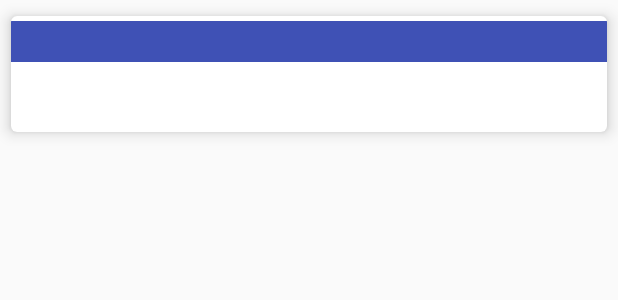
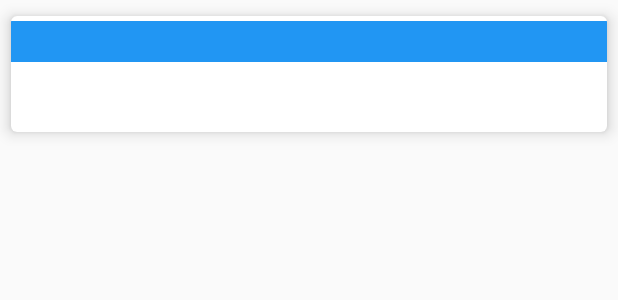
Before and after one commit to mrbublos/freedic, an Android app: the layout translation.xml on its own in the app's theme, with its tools: preview values and no code run, on a phone screen of 412 x 824 dp. Shown: the top 300 px of the screen. Run offline under Robolectric (Android 15) with nearby library versions, the phone set to English and light mode, and no system bars.

Commit message:
cardviewoverlap fixed

```diff
--- a/app/src/main/res/layout/activity_main.xml
+++ b/app/src/main/res/layout/activity_main.xml
@@ -56,12 +56,13 @@
     <androidx.recyclerview.widget.RecyclerView
         android:id="@+id/translations"
         android:layout_width="match_parent"
-        android:layout_height="wrap_content"
+        android:layout_height="0dp"
         android:layout_marginEnd="4dp"
         android:scrollbars="vertical"
         app:layout_constraintEnd_toEndOf="parent"
         app:layout_constraintHorizontal_bias="0.0"
         app:layout_constraintStart_toStartOf="parent"
+        app:layout_constraintBottom_toBottomOf="parent"
         app:layout_constraintTop_toBottomOf="@id/guideline" />
 
     <ProgressBar
--- a/app/src/main/res/layout/translation.xml
+++ b/app/src/main/res/layout/translation.xml
@@ -23,7 +23,7 @@
             app:layout_constraintStart_toStartOf="parent"
             app:layout_constraintTop_toTopOf="parent"
             app:srcCompat="@android:drawable/ic_lock_silent_mode_off"
-            android:background="@color/colorPrimary"
+            android:background="#2196F3"
             android:visibility="gone"
             android:contentDescription="@string/how_it_sounds" />
 
@@ -36,7 +36,7 @@
             android:gravity="right|center_vertical"
             android:text=""
             android:textSize="20sp"
-            android:background="@color/colorPrimary"
+            android:background="#2196F3"
             app:layout_constraintBottom_toTopOf="@+id/guideline2"
             app:layout_constraintEnd_toEndOf="parent"
             app:layout_constraintStart_toEndOf="@id/sound"
```
